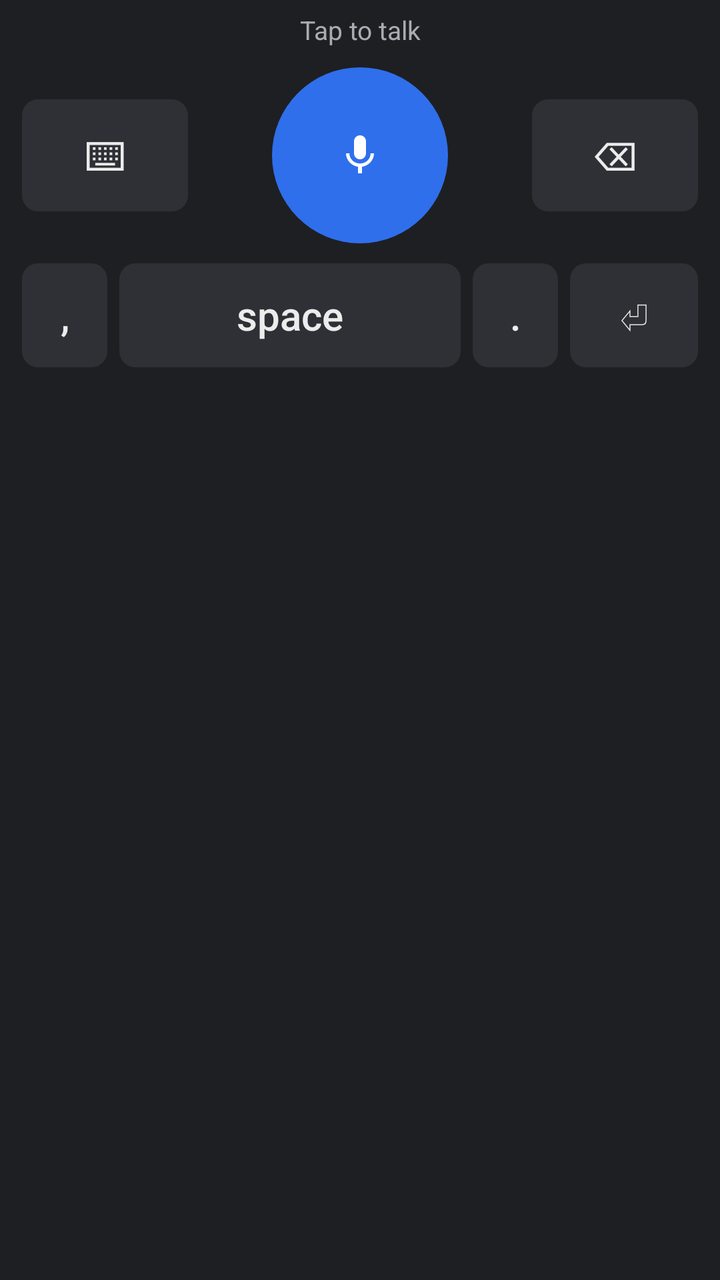
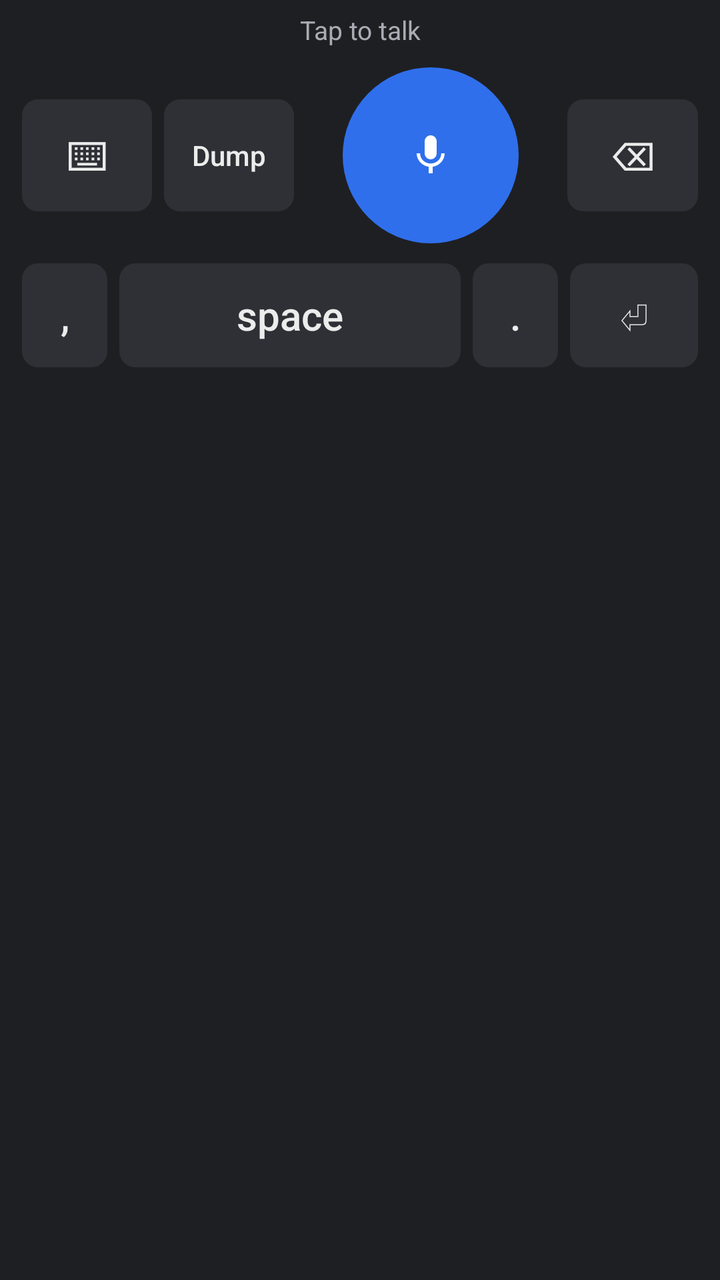

Two renders of the same Android screen: before a commit and after it. Below are the layout's source before the change and the commit's diff.
<!-- AndroidManifest.xml: application theme android:Theme.DeviceDefault.DayNight -->
<!-- res/layout/keyboard.xml -->
<?xml version="1.0" encoding="utf-8"?>
<LinearLayout xmlns:android="http://schemas.android.com/apk/res/android"
    android:layout_width="match_parent"
    android:layout_height="wrap_content"
    android:orientation="vertical"
    android:background="@color/kb_bg"
    android:paddingStart="8dp"
    android:paddingEnd="8dp"
    android:paddingTop="6dp"
    android:paddingBottom="10dp">

    <TextView
        android:id="@+id/status"
        android:layout_width="match_parent"
        android:layout_height="wrap_content"
        android:gravity="center"
        android:maxLines="2"
        android:ellipsize="end"
        android:textColor="@color/status"
        android:textSize="13sp"
        android:paddingBottom="6dp"
        android:text="Tap to talk" />

    <LinearLayout
        android:layout_width="match_parent"
        android:layout_height="96dp"
        android:gravity="center_vertical"
        android:orientation="horizontal">

        <Button
            android:id="@+id/switch_kb"
            style="@style/Key"
            android:layout_width="0dp"
            android:layout_height="56dp"
            android:layout_weight="1"
            android:text="⌨" />

        <FrameLayout
            android:layout_width="0dp"
            android:layout_height="match_parent"
            android:layout_weight="2">

            <ImageButton
                android:id="@+id/mic"
                android:layout_width="88dp"
                android:layout_height="88dp"
                android:layout_gravity="center"
                android:background="@drawable/mic_bg"
                android:backgroundTint="@color/mic_idle"
                android:contentDescription="Dictate"
                android:scaleType="centerInside"
                android:padding="22dp"
                android:src="@drawable/ic_mic" />
        </FrameLayout>

        <Button
            android:id="@+id/backspace"
            style="@style/Key"
            android:layout_width="0dp"
            android:layout_height="56dp"
            android:layout_weight="1"
            android:text="⌫" />
    </LinearLayout>

    <LinearLayout
        android:layout_width="match_parent"
        android:layout_height="52dp"
        android:layout_marginTop="6dp"
        android:orientation="horizontal">

        <Button android:id="@+id/comma" style="@style/Key"
            android:layout_width="0dp" android:layout_height="match_parent"
            android:layout_weight="1" android:text="," />

        <Button android:id="@+id/space" style="@style/Key"
            android:layout_width="0dp" android:layout_height="match_parent"
            android:layout_weight="4" android:text="space" />

        <Button android:id="@+id/period" style="@style/Key"
            android:layout_width="0dp" android:layout_height="match_parent"
            android:layout_weight="1" android:text="." />

        <Button android:id="@+id/enter" style="@style/Key"
            android:layout_width="0dp" android:layout_height="match_parent"
            android:layout_weight="1.5" android:text="⏎" />
    </LinearLayout>
</LinearLayout>
<!-- resources referenced by this layout -->
<resources>
  <color name="kb_bg">#1E1F22</color>
  <color name="mic_idle">#2F6FEB</color>
  <color name="status">#A9ACB3</color>
  <!-- drawable ic_mic (drawable) -->
  <vector xmlns:android="http://schemas.android.com/apk/res/android"
      android:width="24dp" android:height="24dp" android:viewportWidth="24" android:viewportHeight="24">
      <path android:fillColor="#FFFFFF"
          android:pathData="M12,14c1.66,0 2.99,-1.34 2.99,-3L15,5c0,-1.66 -1.34,-3 -3,-3S9,3.34 9,5v6c0,1.66 1.34,3 3,3zM17.3,11c0,3 -2.54,5.1 -5.3,5.1S6.7,14 6.7,11L5,11c0,3.41 2.72,6.23 6,6.72L11,21h2v-3.28c3.28,-0.48 6,-3.3 6,-6.72h-1.7z" />
  </vector>
  <!-- drawable mic_bg (drawable) -->
  <shape xmlns:android="http://schemas.android.com/apk/res/android" android:shape="oval">
      <solid android:color="#FFFFFF" />
  </shape>
  <style name="Key">
          <item name="android:background">@drawable/key_bg</item>
          <item name="android:textColor">@color/key_text</item>
          <item name="android:textSize">20sp</item>
          <item name="android:textAllCaps">false</item>
          <item name="android:layout_marginStart">3dp</item>
          <item name="android:layout_marginEnd">3dp</item>
          <item name="android:minWidth">0dp</item>
          <item name="android:minHeight">0dp</item>
          <item name="android:stateListAnimator">@null</item>
      </style>
  <!-- drawable key_bg (drawable) -->
  <shape xmlns:android="http://schemas.android.com/apk/res/android" android:shape="rectangle">
      <solid android:color="@color/key_bg" />
      <corners android:radius="8dp" />
  </shape>
  <color name="key_text">#ECECEC</color>
  <color name="key_bg">#2E3035</color>
</resources>

<!-- the commit's change to res/layout/keyboard.xml (unified diff, before → after) -->
@@ -34,6 +34,15 @@
             android:layout_height="56dp"
             android:layout_weight="1"
             android:text="⌨" />
+
+        <Button
+            android:id="@+id/brain"
+            style="@style/Key"
+            android:layout_width="0dp"
+            android:layout_height="56dp"
+            android:layout_weight="1"
+            android:textSize="14sp"
+            android:text="Dump" />
 
         <FrameLayout
             android:layout_width="0dp"
